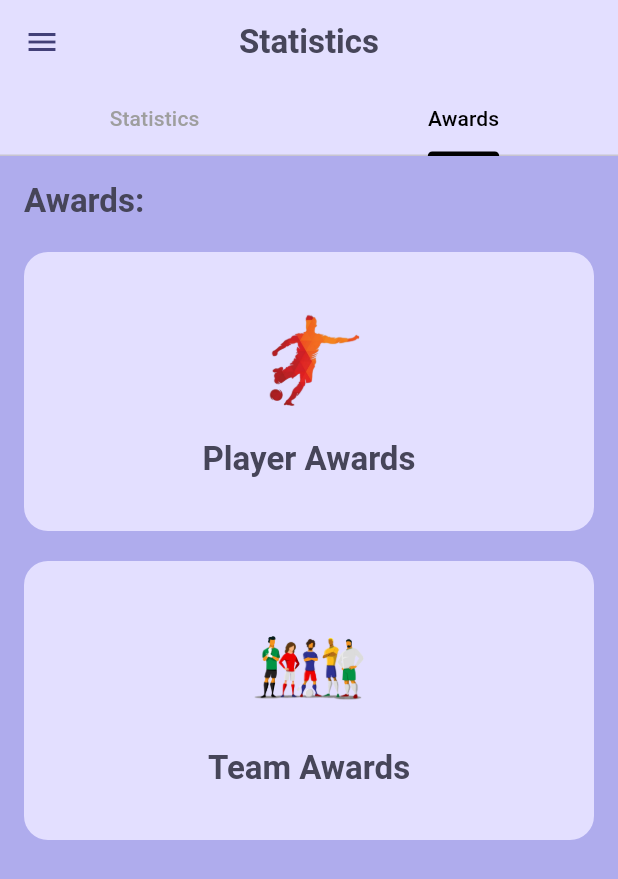
After one commit to MotazElayyan/ProLeague, a Flutter app: the StatsPage screen opened directly, tab 2 chosen, on a phone screen of 412 x 824 dp. The commit adds this screen. Shown: the top 879 px of the screen. Run offline on Flutter 3.47's test engine with Material 3 defaults, Android fonts, the phone set to English and light mode, and no system bars; our stand-ins replace cached_network_image, carousel_slider, cloud_firestore, curved_navigation_bar, firebase_auth, firebase_core and 6 more; missing offline and left inert: firebase_app_check; accounts and stored records are empty.

```diff
--- /dev/null
+++ b/lib/models/awardButton.dart
@@ -0,0 +1,41 @@
+import 'package:flutter/material.dart';
+
+class AwardButton extends StatelessWidget {
+  final String imagePath;
+  final String label;
+  final Widget destinationPage;
+
+  const AwardButton({
+    super.key,
+    required this.imagePath,
+    required this.label,
+    required this.destinationPage,
+  });
+
+  @override
+  Widget build(BuildContext context) {
+    return InkWell(
+      onTap:
+          () => Navigator.push(
+            context,
+            MaterialPageRoute(builder: (ctx) => destinationPage),
+          ),
+      child: Container(
+        width: 314,
+        height: 186,
+        decoration: BoxDecoration(
+          color: Theme.of(context).colorScheme.primaryContainer,
+          borderRadius: BorderRadius.circular(16),
+        ),
+        child: Column(
+          mainAxisAlignment: MainAxisAlignment.center,
+          children: [
+            Image.asset(imagePath, width: 80, height: 80, fit: BoxFit.contain),
+            const SizedBox(height: 10),
+            Text(label, style: Theme.of(context).textTheme.titleLarge),
+          ],
+        ),
+      ),
+    );
+  }
+}
--- /dev/null
+++ b/lib/screens/tabs/awardsPage.dart
@@ -0,0 +1,31 @@
+import 'package:flutter/material.dart';
+
+import 'package:grad_project/screens/pages/playerAwardsPage.dart';
+import 'package:grad_project/screens/pages/teamAwardsScreen.dart';
+import 'package:grad_project/models/awardButton.dart';
+
+class AwardsTab extends StatelessWidget {
+  const AwardsTab({super.key});
+
+  @override
+  Widget build(BuildContext context) {
+    return ListView(
+      padding: const EdgeInsets.all(16.0),
+      children: [
+        Text('Awards:', style: Theme.of(context).textTheme.titleLarge),
+        const SizedBox(height: 20),
+        AwardButton(
+          imagePath: 'assets/images/soccerplayer.png',
+          label: 'Player Awards',
+          destinationPage: const PlayerAwardsScreen(),
+        ),
+        const SizedBox(height: 20),
+        AwardButton(
+          imagePath: 'assets/images/soccerTeam.png',
+          label: 'Team Awards',
+          destinationPage: const TeamAwardsScreen(),
+        ),
+      ],
+    );
+  }
+}
--- a/lib/screens/tabs/communityPage.dart
+++ b/lib/screens/tabs/communityPage.dart
@@ -1,6 +1,6 @@
 import 'package:flutter/material.dart';
 
-import 'package:grad_project/screens/pages/AllusersPage.dart';
+import 'package:grad_project/screens/pages/allusersPage.dart';
 import 'package:grad_project/widgets/buildDrawer.dart';
 
 class CommunityPage extends StatefulWidget {
--- a/lib/screens/tabs/statsPage.dart
+++ b/lib/screens/tabs/statsPage.dart
@@ -1,6 +1,7 @@
 import 'package:flutter/material.dart';
 
 import 'package:grad_project/models/statCard.dart';
+import 'package:grad_project/screens/tabs/awardsPage.dart';
 import 'package:grad_project/widgets/buildDrawer.dart';
 
 class StatsPage extends StatelessWidget {
@@ -8,7 +9,9 @@ class StatsPage extends StatelessWidget {
 
   @override
   Widget build(BuildContext context) {
-    return Scaffold(
+    return DefaultTabController(
+      length: 2,
+      child: Scaffold(
         backgroundColor: Theme.of(context).colorScheme.primary,
         appBar: AppBar(
           automaticallyImplyLeading: true,
@@ -17,22 +20,28 @@ class StatsPage extends StatelessWidget {
             'Statistics',
             style: Theme.of(context).textTheme.titleLarge,
           ),
+          bottom: TabBar(
+            indicatorColor: Theme.of(context).colorScheme.secondary,
+            labelColor: Theme.of(context).colorScheme.secondary,
+            unselectedLabelColor: Colors.grey,
+            tabs: const [Tab(text: 'Statistics'), Tab(text: 'Awards')],
+          ),
         ),
         drawer: BuildDrawer(),
-      body: Padding(
+        body: TabBarView(
+          physics: const BouncingScrollPhysics(),
+          children: [
+            // ---------- Stats Tab ----------
+            Padding(
               padding: const EdgeInsets.all(16.0),
               child: Column(
                 crossAxisAlignment: CrossAxisAlignment.start,
                 children: [
                   Text(
                     '2024/2025 Top Stats',
-              style: TextStyle(
-                color: Colors.white,
-                fontSize: 20,
-                fontWeight: FontWeight.bold,
+                    style: Theme.of(context).textTheme.bodyLarge,
                   ),
-            ),
-            SizedBox(height: 20),
+                  const SizedBox(height: 20),
                   Row(
                     mainAxisAlignment: MainAxisAlignment.spaceBetween,
                     children: [
@@ -48,7 +57,7 @@ class StatsPage extends StatelessWidget {
                       ),
                     ],
                   ),
-            SizedBox(height: 20),
+                  const SizedBox(height: 20),
                   Row(
                     mainAxisAlignment: MainAxisAlignment.spaceBetween,
                     children: [
@@ -64,7 +73,12 @@ class StatsPage extends StatelessWidget {
                       ),
                     ],
                   ),
-            SizedBox(height: 20),
+                ],
+              ),
+            ),
+
+            // ---------- Awards Tab ----------
+            AwardsTab(),
           ],
         ),
       ),
--- a/pubspec.yaml
+++ b/pubspec.yaml
@@ -92,6 +92,8 @@ flutter:
     - assets/images/player.png
     - assets/images/forgot_password.jpg
     - assets/images/change_password.jpg
+    - assets/images/soccerplayer.png
+    - assets/images/soccerTeam.png
 
   # An image asset can refer to one or more resolution-specific "variants", see
   # https://flutter.dev/to/resolution-aware-images
```
Also changed, not shown: lib/models/newsCarouselSlider.dart (+11 -5 lines), lib/models/newsItem.dart (+6 -4 lines), lib/screens/pages/playerAwardsPage.dart (added, +76 -0 lines), lib/screens/pages/teamAwardsScreen.dart (added, +64 -0 lines), assets/images/soccerTeam.png (added), assets/images/soccerplayer.png (added), 3 other files. Lines whose indentation alone changed are shown as unchanged.
